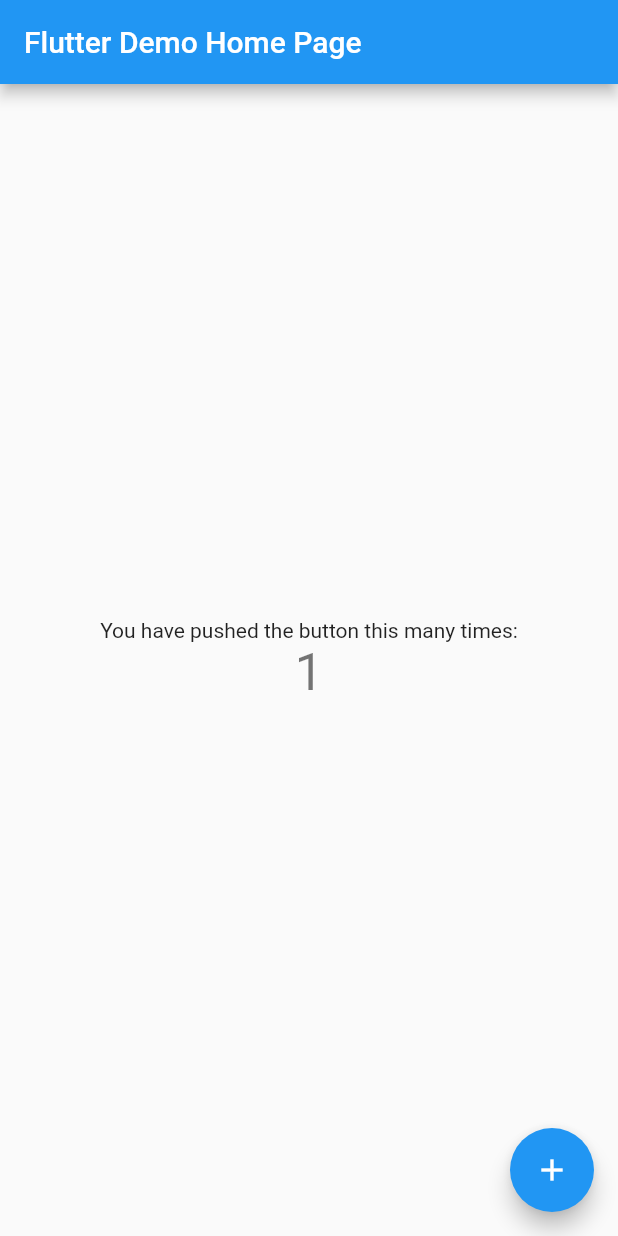
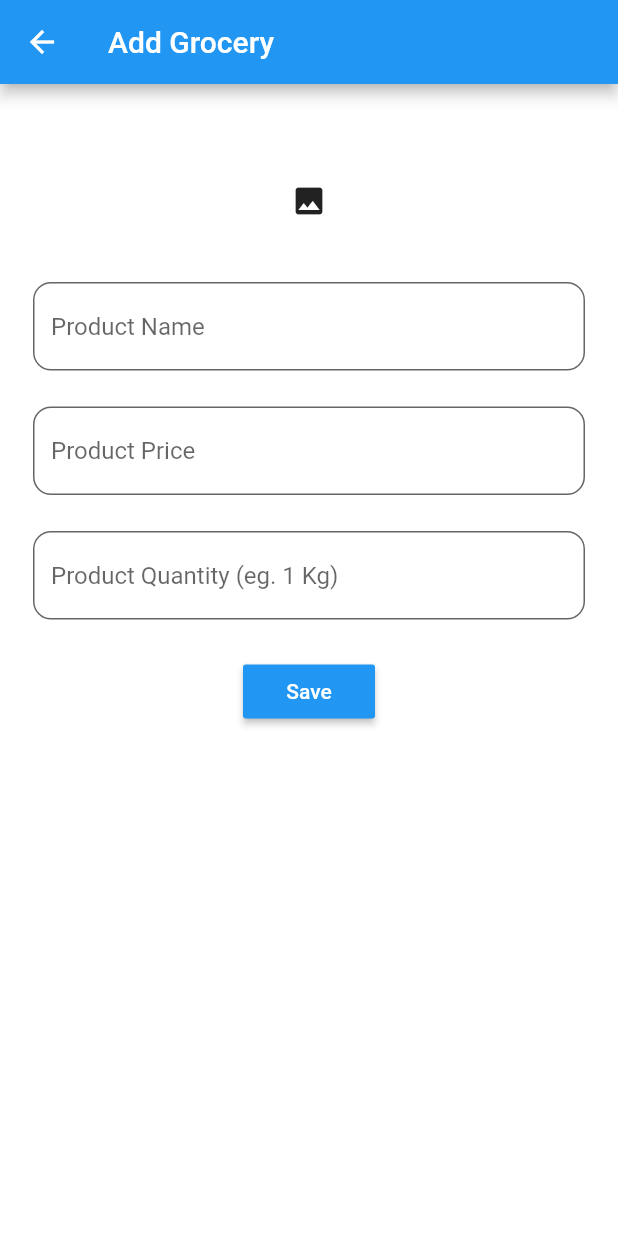
Before and after one commit to abhishelf/GroceryAdmin, a Flutter app: the screen it shows after launch, after a tap on the "add" icon, on a phone screen of 412 x 824 dp. Run offline on Flutter 3.47's test engine with Material 2 defaults, Android fonts, the phone set to English and light mode, and no system bars; our stand-ins replace cloud_firestore, firebase_storage, image_picker; accounts and stored records are empty.

Commit message:
Adding Order, GroceryList & AddGrocery Page Using Firebase: 2

```diff
--- a/lib/main.dart
+++ b/lib/main.dart
@@ -1,111 +1,18 @@
+import 'package:admin/screen/OrderPage.dart';
 import 'package:flutter/material.dart';
 
 void main() => runApp(MyApp());
 
 class MyApp extends StatelessWidget {
-  // This widget is the root of your application.
   @override
   Widget build(BuildContext context) {
     return MaterialApp(
-      title: 'Flutter Demo',
+      color: Colors.white,
+      title: "Admin",
+      home: OrderPage(),
       theme: ThemeData(
-        // This is the theme of your application.
-        //
-        // Try running your application with "flutter run". You'll see the
-        // application has a blue toolbar. Then, without quitting the app, try
-        // changing the primarySwatch below to Colors.green and then invoke
-        // "hot reload" (press "r" in the console where you ran "flutter run",
-        // or simply save your changes to "hot reload" in a Flutter IDE).
-        // Notice that the counter didn't reset back to zero; the application
-        // is not restarted.
         primarySwatch: Colors.blue,
       ),
-      home: MyHomePage(title: 'Flutter Demo Home Page'),
     );
   }
 }
-
-class MyHomePage extends StatefulWidget {
-  MyHomePage({Key key, this.title}) : super(key: key);
-
-  // This widget is the home page of your application. It is stateful, meaning
-  // that it has a State object (defined below) that contains fields that affect
-  // how it looks.
-
-  // This class is the configuration for the state. It holds the values (in this
-  // case the title) provided by the parent (in this case the App widget) and
-  // used by the build method of the State. Fields in a Widget subclass are
-  // always marked "final".
-
-  final String title;
-
-  @override
-  _MyHomePageState createState() => _MyHomePageState();
-}
-
-class _MyHomePageState extends State<MyHomePage> {
-  int _counter = 0;
-
-  void _incrementCounter() {
-    setState(() {
-      // This call to setState tells the Flutter framework that something has
-      // changed in this State, which causes it to rerun the build method below
-      // so that the display can reflect the updated values. If we changed
-      // _counter without calling setState(), then the build method would not be
-      // called again, and so nothing would appear to happen.
-      _counter++;
-    });
-  }
-
-  @override
-  Widget build(BuildContext context) {
-    // This method is rerun every time setState is called, for instance as done
-    // by the _incrementCounter method above.
-    //
-    // The Flutter framework has been optimized to make rerunning build methods
-    // fast, so that you can just rebuild anything that needs updating rather
-    // than having to individually change instances of widgets.
-    return Scaffold(
-      appBar: AppBar(
-        // Here we take the value from the MyHomePage object that was created by
-        // the App.build method, and use it to set our appbar title.
-        title: Text(widget.title),
-      ),
-      body: Center(
-        // Center is a layout widget. It takes a single child and positions it
-        // in the middle of the parent.
-        child: Column(
-          // Column is also a layout widget. It takes a list of children and
-          // arranges them vertically. By default, it sizes itself to fit its
-          // children horizontally, and tries to be as tall as its parent.
-          //
-          // Invoke "debug painting" (press "p" in the console, choose the
-          // "Toggle Debug Paint" action from the Flutter Inspector in Android
-          // Studio, or the "Toggle Debug Paint" command in Visual Studio Code)
-          // to see the wireframe for each widget.
-          //
-          // Column has various properties to control how it sizes itself and
-          // how it positions its children. Here we use mainAxisAlignment to
-          // center the children vertically; the main axis here is the vertical
-          // axis because Columns are vertical (the cross axis would be
-          // horizontal).
-          mainAxisAlignment: MainAxisAlignment.center,
-          children: <Widget>[
-            Text(
-              'You have pushed the button this many times:',
-            ),
-            Text(
-              '$_counter',
-              style: Theme.of(context).textTheme.display1,
-            ),
-          ],
-        ),
-      ),
-      floatingActionButton: FloatingActionButton(
-        onPressed: _incrementCounter,
-        tooltip: 'Increment',
-        child: Icon(Icons.add),
-      ), // This trailing comma makes auto-formatting nicer for build methods.
-    );
-  }
-}
--- /dev/null
+++ b/lib/screen/AddPage.dart
@@ -0,0 +1,165 @@
+import 'package:cloud_firestore/cloud_firestore.dart';
+import 'package:firebase_storage/firebase_storage.dart';
+import 'package:flutter/material.dart';
+import 'package:image_picker/image_picker.dart';
+import 'dart:io';
+
+class AddPage extends StatefulWidget {
+  @override
+  _AddPageState createState() => _AddPageState();
+}
+
+class _AddPageState extends State<AddPage> {
+  final _formKey = GlobalKey<FormState>();
+
+  TextEditingController _title = new TextEditingController();
+  TextEditingController _price = new TextEditingController();
+  TextEditingController _quantity = new TextEditingController();
+
+  bool _isLoading = false;
+
+  File _image;
+  Future getImageFromGallery() async {
+    var image = await ImagePicker.pickImage(source: ImageSource.gallery);
+
+    setState(() {
+      _image = image;
+    });
+  }
+
+  _storeData() async{
+    if(_formKey.currentState.validate()){
+      StorageReference reference = FirebaseStorage.instance.ref().child("images/"+_title.text);
+      StorageUploadTask uploadTask = reference.putFile(_image);
+      StorageTaskSnapshot taskSnapshot = await uploadTask.onComplete;
+      String imageLink = taskSnapshot.ref.getDownloadURL().toString();
+
+      Firestore.instance.collection("grocery").add({
+        'title': _title.text,
+        'price': _price.text,
+        'quantity': _quantity.text,
+        'image': imageLink
+      }).then((value) => Navigator.pop(context)).catchError((error){
+        setState(() {
+          _isLoading = false;
+        });
+      });
+    }
+  }
+
+  @override
+  Widget build(BuildContext context) {
+    return Scaffold(
+      appBar: AppBar(
+        title: Text(
+          "Add Grocery",
+          style: TextStyle(
+            color: Colors.white,
+          ),
+        ),
+      ),
+      backgroundColor: Colors.white,
+      body: SingleChildScrollView(
+        child: Form(
+          key: _formKey,
+          child: Theme(
+            data: ThemeData(
+              inputDecorationTheme: InputDecorationTheme(
+                border: OutlineInputBorder(
+                  borderRadius: BorderRadius.all(Radius.circular(12.0)),
+                ),
+                filled: true,
+                fillColor: Colors.white70,
+                labelStyle: TextStyle(
+                  color: Colors.black54,
+                  fontSize: 16.0,
+                ),
+              ),
+            ),
+            child: Container(
+              margin: EdgeInsets.fromLTRB(22.0, 48.0, 22.0, 48.0),
+              child: Column(
+                  crossAxisAlignment: CrossAxisAlignment.center,
+                  mainAxisAlignment: MainAxisAlignment.end,
+                  children: <Widget>[
+                    Container(
+                      height: 60,
+                      width: double.infinity,
+                      child: _image == null ? Center(
+                        child: Icon(Icons.image,),
+                      ) : Image(
+                        image: FileImage(_image),
+                        fit: BoxFit.cover,
+                      ),
+                    ),
+                    Padding(
+                      padding: EdgeInsets.symmetric(vertical: 12.0),
+                    ),
+                    TextFormField(
+                      autofocus: false,
+                      decoration: InputDecoration(
+                        hintText: "Product Name",
+                      ),
+                      keyboardType: TextInputType.text,
+                      controller: _title,
+                      enabled: !_isLoading,
+                      validator: (value) {
+                        if(value.isEmpty) return "Title";
+                        return null;
+                      },
+                    ),
+                    Padding(
+                      padding: EdgeInsets.symmetric(vertical: 12.0),
+                    ),
+                    TextFormField(
+                      autofocus: false,
+                      decoration: InputDecoration(
+                        hintText: "Product Price",
+                      ),
+                      keyboardType: TextInputType.number,
+                      controller: _price,
+                      enabled: !_isLoading,
+                      validator: (value) {
+                        if(value.isEmpty) return "Price";
+                        return null;
+                      },
+                    ),
+                    Padding(
+                      padding: EdgeInsets.symmetric(vertical: 12.0),
+                    ),
+                    TextFormField(
+                      autofocus: false,
+                      decoration: InputDecoration(
+                        hintText: "Product Quantity (eg. 1 Kg)",
+                      ),
+                      keyboardType: TextInputType.emailAddress,
+                      controller: _quantity,
+                      enabled: !_isLoading,
+                      validator: (value) {
+                        if(value.isEmpty) return "Quantity";
+                        return null;
+                      },
+                    ),
+                    Padding(
+                      padding: EdgeInsets.symmetric(vertical: 12.0),
+                    ),
+                    MaterialButton(
+                      child: Text("Save",style: TextStyle(color: Colors.white),),
+                      color: _isLoading ? Colors.grey : Colors.blue,
+                      onPressed: (){
+                        if(_isLoading) return null;
+                        setState(() {
+                          _isLoading = true;
+                        });
+                        _storeData();
+                      },
+                    )
+                  ]
+              ),
+            ),
+          ),
+        ),
+      ),
+    );
+  }
+}
--- /dev/null
+++ b/lib/screen/OrderPage.dart
@@ -0,0 +1,102 @@
+import 'package:admin/screen/AddPage.dart';
+import 'package:admin/screen/GroceryPage.dart';
+import 'package:cloud_firestore/cloud_firestore.dart';
+import 'package:flutter/material.dart';
+
+class OrderPage extends StatefulWidget {
+  @override
+  _OrderPageState createState() => _OrderPageState();
+}
+
+
+class _OrderPageState extends State<OrderPage> {
+  @override
+  Widget build(BuildContext context) {
+    return Scaffold(
+      appBar: AppBar(
+        title: Text(
+          "Placed Order",
+          style: TextStyle(
+            color: Colors.white,
+          ),
+        ),
+        actions: <Widget>[
+          IconButton(
+            icon: Icon(Icons.list,color: Colors.white,),
+            onPressed: (){
+              Navigator.push(context, MaterialPageRoute(
+                builder: (context) => GroceryPage(),
+              ));
+            },
+          )
+        ],
+      ),
+      backgroundColor: Colors.white,
+      body: StreamBuilder(
+        stream: Firestore.instance.collection("orders").snapshots(),
+        builder: (context, snapshot) {
+          if (!snapshot.hasData) {
+            return Center(
+              child: Text(
+                "Loading Data ...",
+                style:
+                    TextStyle(color: Colors.black, fontWeight: FontWeight.bold),
+              ),
+            );
+          }
+
+          return ListView.builder(
+            itemCount: snapshot.data.documents.length,
+            itemBuilder: (context, index) {
+              DocumentSnapshot ds = snapshot.data.documents[index];
+              return ExpansionTile(
+                leading: CircleAvatar(
+                  backgroundColor: (ds['status'] == '0') ? Colors.blueGrey : Colors.greenAccent,
+                  child: Text(
+                      (ds['status'] == '0') ? "I" : "C",
+                    style: TextStyle(color: Colors.white),
+                  ),
+                ),
+                title: Text(
+                  ds['name'],
+                  style: TextStyle(color: Colors.black, fontSize: 16.0),
+                ),
+                subtitle: Text(
+                  ds['address'] +", "+ds['phone'],
+                  style: TextStyle(color: Colors.blueGrey, fontSize: 14.0),
+                ),
+                trailing: Text(
+                  ds['date'],
+                  style: TextStyle(color: Colors.grey, fontSize: 12.0),
+                ),
+                backgroundColor: Colors.white,
+                children: <Widget>[
+                  ListView.builder(
+                    itemCount: ds['cart'].length,
+                    itemBuilder: (context, index){
+                      List<String> list = ds['cart'][index].toString().split('@');
+                      return ListTile(
+                        title: Text(list[0],style: TextStyle(color: Colors.black,fontSize: 16.0),),
+                        subtitle: Text("Total : "+list[1],style: TextStyle(color: Colors.blueGrey,fontSize: 14.0),),
+                        trailing: Text(list[2],style: TextStyle(color: Colors.orangeAccent,fontSize: 14.0,fontWeight: FontWeight.bold),),
+                      );
+                    },
+                  )
+                ],
+              );
+            },
+          );
+        },
+      ),
+      floatingActionButton: FloatingActionButton(
+        child: Icon(Icons.add,color: Colors.white,),
+        backgroundColor: Colors.blue,
+        onPressed: (){
+          Navigator.push(context, MaterialPageRoute(
+            builder: (context) => AddPage(),
+          ));
+        },
+      ),
+    );
+  }
+}
--- a/pubspec.yaml
+++ b/pubspec.yaml
@@ -23,6 +23,9 @@ dependencies:
   # The following adds the Cupertino Icons font to your application.
   # Use with the CupertinoIcons class for iOS style icons.
   cupertino_icons: ^0.1.2
+  firebase_storage: ^3.1.5
+  cloud_firestore: ^0.13.5
+  image_picker: ^0.6.5+3
 
 dev_dependencies:
   flutter_test:
```
Also changed, not shown: lib/screen/GroceryPage.dart (added, +134 -0 lines), pubspec.lock, 5 other files.
